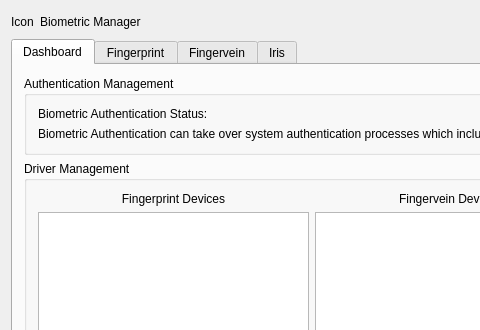
The window that mainwindow.ui (ukui/ukui-biometric-manager) describes before a commit, drawn with Qt 5; both pictures show x 0 to 480 and y 0 to 330 of the 900 by 630 pixel window.
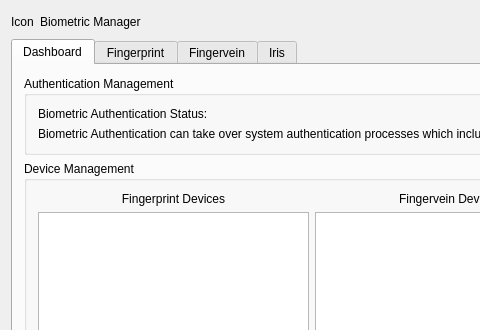
The same window after the commit.

Commit message: [Minor] 将关键词 driver 替换为 device

The edit to the form file:
```diff
--- a/mainwindow.ui
+++ b/mainwindow.ui
@@ -110,7 +110,7 @@
         <item>
          <widget class="QGroupBox" name="groupBoxDriver">
           <property name="title">
-           <string>Driver Management</string>
+           <string>Device Management</string>
           </property>
           <layout class="QHBoxLayout" name="horizontalLayout_6">
            <item>
```
Left out of the diff: 11 changed lines with no effect on the pictures. The commit also changes 2 other files.
